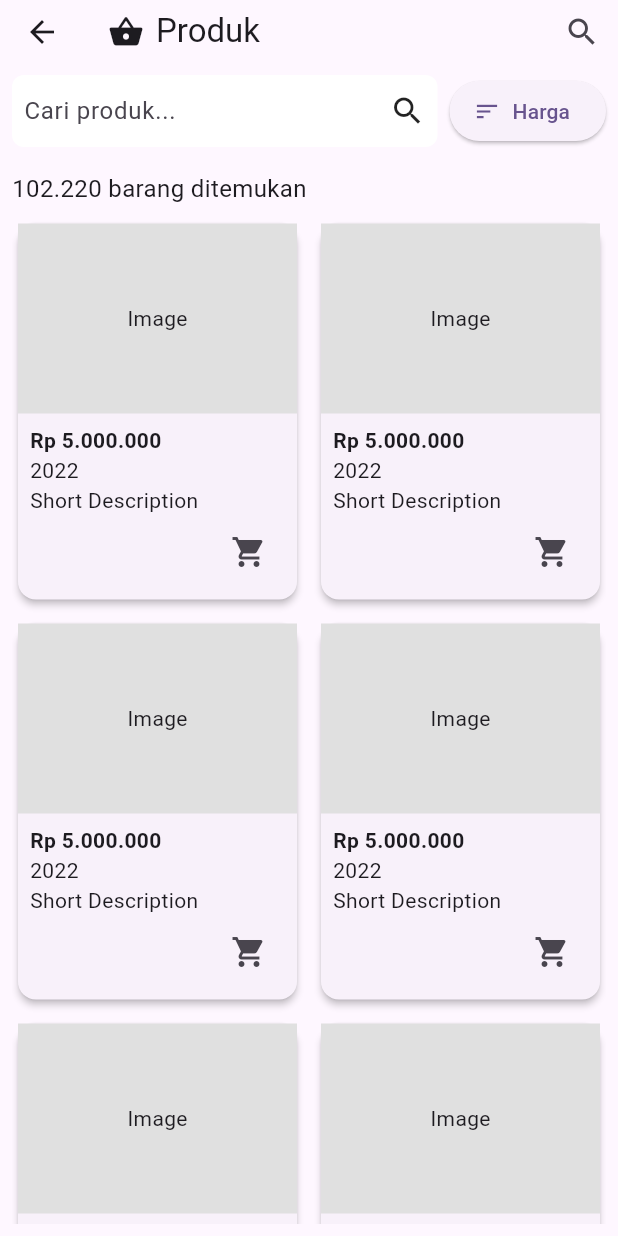
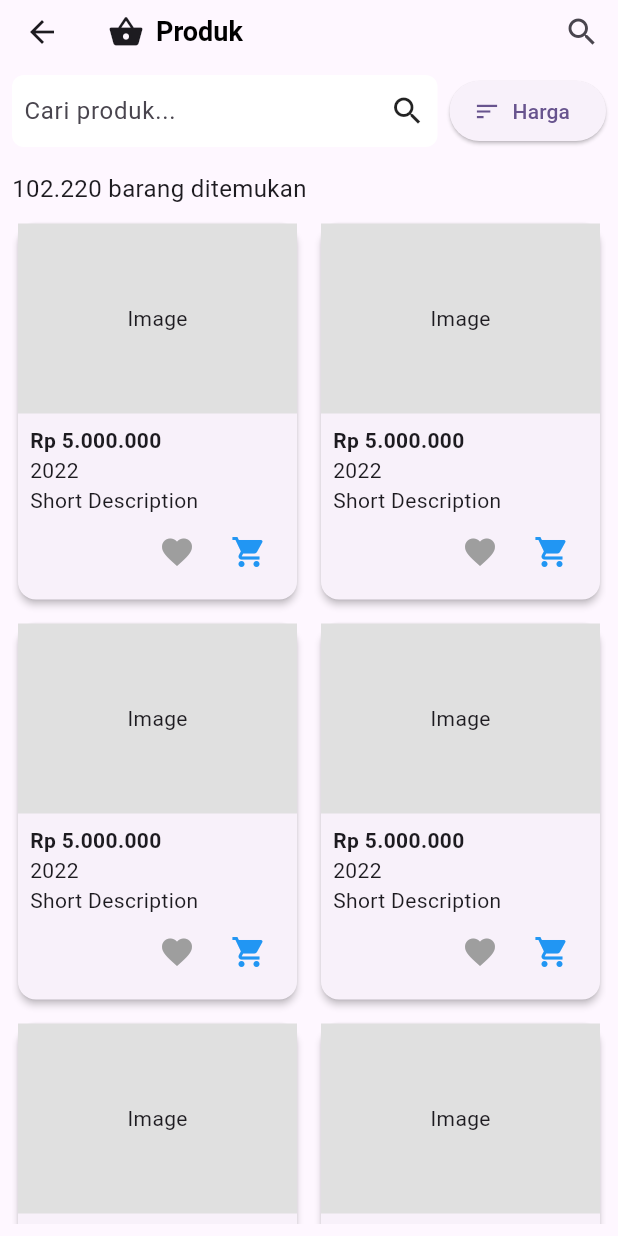
Before and after one commit to dionisiusnp/flutter-bootcamp, a Flutter app: the ProductScreen screen opened directly, on a phone screen of 412 x 824 dp. Run offline on Flutter 3.47's test engine with Material 3 defaults, Android fonts, the phone set to English and light mode, and no system bars; our stand-ins replace shared_preferences; accounts and stored records are empty.

Commit message:
layouting product screen

```diff
--- a/lib/auth/login.dart
+++ b/lib/auth/login.dart
@@ -51,6 +51,7 @@ class _LoginState extends State<Login> {
         headers: headers,
         body: jsonEncode(body),
       );
+      print(response.body);
       final data = jsonDecode(response.body);
       if (response.statusCode == 200) {
         final token = data['token'];
--- a/lib/auth/register.dart
+++ b/lib/auth/register.dart
@@ -2,6 +2,7 @@ import 'dart:convert';
 
 import 'package:flutter/material.dart';
 import 'package:http/http.dart' as http;
+import 'package:marketplace_apps/util/config.dart';
 
 class Register extends StatefulWidget {
   @override
@@ -33,7 +34,7 @@ class _RegisterState extends State<Register> {
       _isLoading = true;
     });
 
-    final url = Uri.parse('http://backend-bootcamp.localhost/api/register');
+    final url = Uri.parse('${Config().baseUrl}/register');
     final body = {
       "name": _controllerUsername.text,
       "email": _controllerEmail.text,
--- a/lib/buyer/product_screen.dart
+++ b/lib/buyer/product_screen.dart
@@ -6,21 +6,20 @@ class ProductScreen extends StatefulWidget {
 }
 
 class _ProductScreenState extends State<ProductScreen> {
+  bool isFavorite = false;
   @override
   Widget build(BuildContext context) {
     return Scaffold(
       appBar: AppBar(
-        leading: IconButton(
-          icon: Icon(Icons.arrow_back),
-          onPressed: () {
-            Navigator.pop(context);
-          },
-        ),
         title: Row(
           children: [
             Icon(Icons.shopping_basket),
             SizedBox(width: 8),
-            Text('Produk'),
+            Text('Produk',
+                style: TextStyle(
+                    color: Colors.black,
+                    fontSize: 18,
+                    fontWeight: FontWeight.bold)),
           ],
         ),
         actions: [
@@ -111,14 +110,32 @@ class _ProductScreenState extends State<ProductScreen> {
                               ),
                               Text('2022'),
                               Text('Short Description'),
-                              Align(
-                                alignment: Alignment.centerRight,
-                                child: IconButton(
-                                  icon: Icon(Icons.shopping_cart),
-                                  onPressed: () {
-                                    // Add to cart functionality
-                                  },
-                                ),
+                              // button wishlist and cart
+                              Row(
+                                mainAxisAlignment: MainAxisAlignment.end, // Adjust spacing
+                                children: [
+                                  IconButton(
+                                    icon: Icon(
+                                      Icons.favorite,
+                                      color: isFavorite ? Colors.red : Colors.grey
+                                    ),
+                                    onPressed: () {
+                                      // change color to red
+                                      setState(() {
+                                        isFavorite = !isFavorite;
+                                      });
+                                    },
+                                  ),
+                                  IconButton(
+                                    icon: Icon(
+                                      Icons.shopping_cart,
+                                      color: Colors.blue
+                                    ),
+                                    onPressed: () {
+                                      // Add to cart functionality
+                                    },
+                                  ),
+                                ],
                               ),
                             ],
                           ),
--- a/lib/util/config.dart
+++ b/lib/util/config.dart
@@ -5,5 +5,5 @@ class Config {
 
   Config._internal();
 
-  final String baseUrl = "http://127.0.0.1:8001/api";
+  final String baseUrl = "http://backend-bootcamp.localhost/api";
 }
```
Also changed, not shown: lib/api/wishlist_api.dart (+5 -2 lines).
